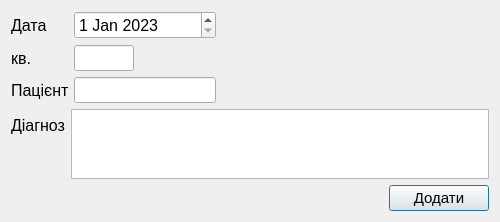
Before: the Qt Designer form pyqt_files/diagnosis.ui in LiquorProg/katalog, drawn with Qt 5.
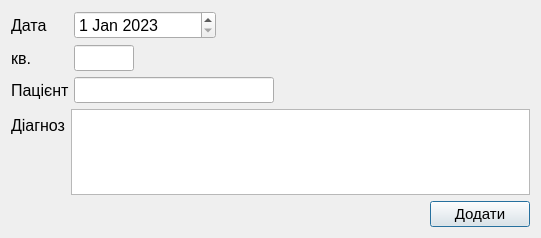
After: the same form once the commit is applied.

Patch:
```diff
--- a/pyqt_files/diagnosis.ui
+++ b/pyqt_files/diagnosis.ui
@@ -6,8 +6,8 @@
    <rect>
     <x>0</x>
     <y>0</y>
-    <width>500</width>
-    <height>218</height>
+    <width>541</width>
+    <height>238</height>
    </rect>
   </property>
   <property name="minimumSize">
@@ -105,6 +105,12 @@
          <verstretch>0</verstretch>
         </sizepolicy>
        </property>
+       <property name="minimumSize">
+        <size>
+         <width>200</width>
+         <height>0</height>
+        </size>
+       </property>
        <property name="font">
         <font>
          <pointsize>11</pointsize>
```
Left out of the diff: 2 changed lines with no effect on the pictures.
